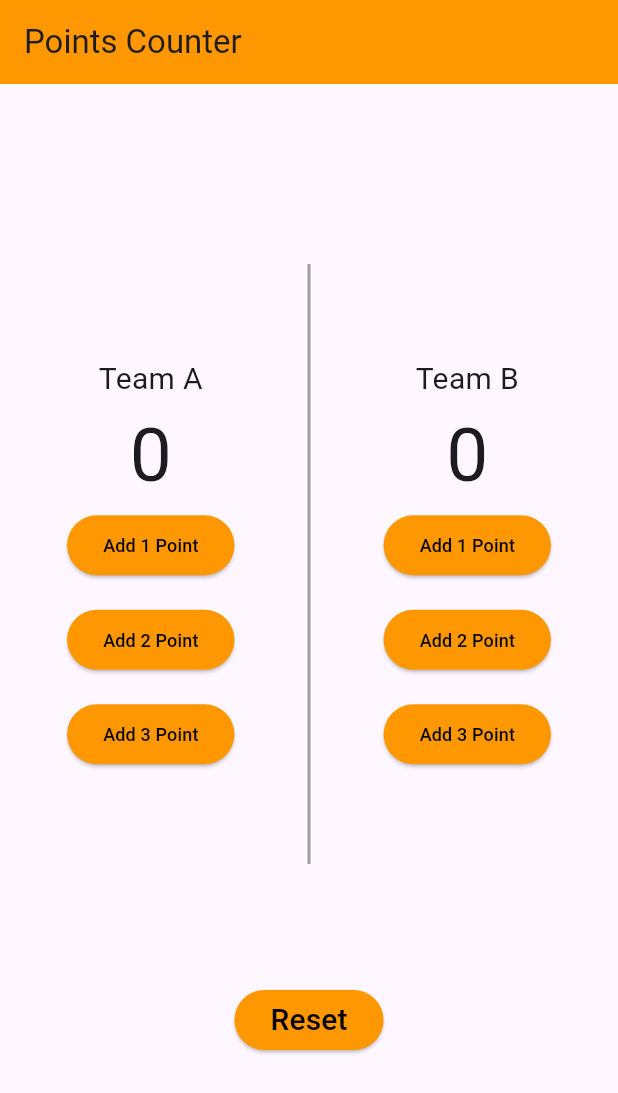
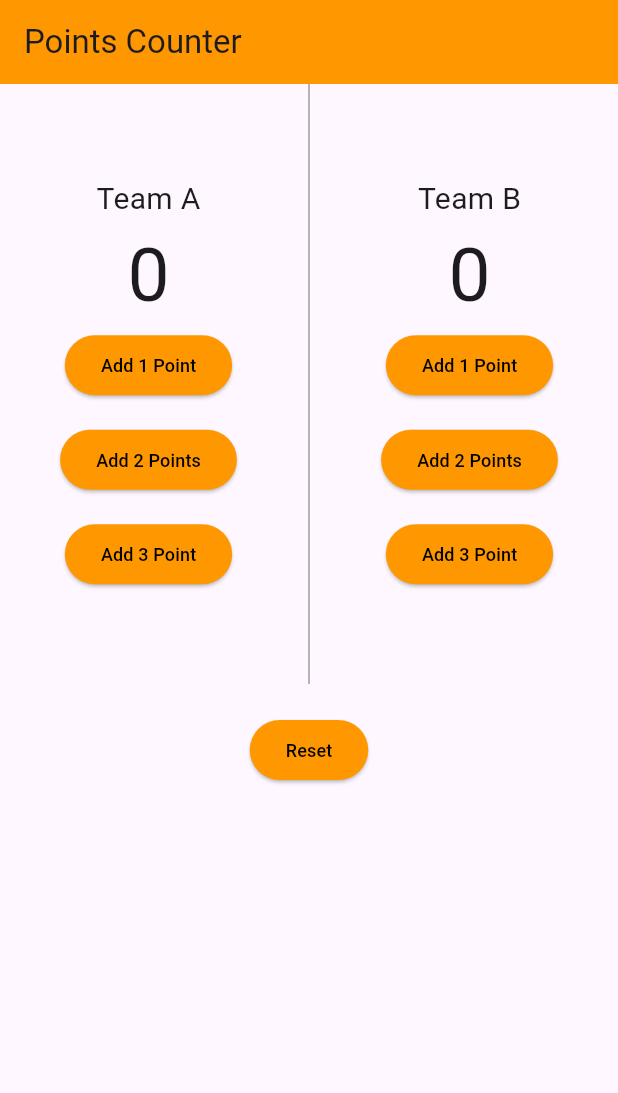
Before and after one commit to alimo005/BascetBall-Points-Counter, a Flutter app: the screen it shows after launch, on a phone screen of 412 x 824 dp. Shown: the top 1093 px of the screen. Run offline on Flutter 3.47's test engine with Material 3 defaults, Android fonts, the phone set to English and light mode, and no system bars.

Commit message:
Rename basketball counter to SimplePointsCounter
Refactored the UI to remove duplicated code by creating a reusable method (buildUI) for both teams.
Improved code readability and structure by passing team name, points, and update function as parameters.
Renamed the main widget to Simple Points Counter for better naming clarity.

```diff
--- a/lib/main.dart
+++ b/lib/main.dart
@@ -1,24 +1,65 @@
 import 'package:flutter/material.dart';
 
 void main() {
-  runApp(basketBallCounter());
+  runApp(SimplePointsCounter());
 }
 
-class basketBallCounter extends StatefulWidget {
+class SimplePointsCounter extends StatefulWidget {
   @override
-  State<basketBallCounter> createState() => _basketBallCounterState();
+  State<SimplePointsCounter> createState() => _SimplePointsCounterState();
 }
 
-class _basketBallCounterState extends State<basketBallCounter> {
+class _SimplePointsCounterState extends State<SimplePointsCounter> {
   int teamAPoints = 0;
-  // عدد نقاط الفريق الاول
   int teamBPoints = 0;
-  // عدد نقاط الفريق الثاني
-  @override
+
+  Widget buildUI(String teamName, int points, Function(int) onAdd) {
+    return Expanded(
+      child: Column(
+        mainAxisAlignment: MainAxisAlignment.center,
+
+        children: [
+          Text(teamName, style: TextStyle(fontSize: 20)),
+          Text('$points', style: TextStyle(fontSize: 50)),
+
+          ElevatedButton(
+            style: ElevatedButton.styleFrom(backgroundColor: Colors.orange),
+            onPressed: () => onAdd(1),
+            child: Text(
+              'Add 1 Point',
+              style: TextStyle(fontSize: 12, color: Colors.black),
+            ),
+          ),
+
+          SizedBox(height: 15),
+
+          ElevatedButton(
+            style: ElevatedButton.styleFrom(backgroundColor: Colors.orange),
+            onPressed: () => onAdd(2),
+            child: Text(
+              'Add 2 Points',
+              style: TextStyle(fontSize: 12, color: Colors.black),
+            ),
+          ),
+
+          SizedBox(height: 15),
+
+          ElevatedButton(
+            style: ElevatedButton.styleFrom(backgroundColor: Colors.orange),
+            onPressed: () => onAdd(3),
+            child: Text(
+              'Add 3 Point',
+              style: TextStyle(fontSize: 12, color: Colors.black),
+            ),
+          ),
+        ],
+      ),
+    );
+  }
+
   Widget build(BuildContext context) {
     return MaterialApp(
       debugShowCheckedModeBanner: false,
-
       home: SafeArea(
         child: Scaffold(
           appBar: AppBar(
@@ -26,175 +67,32 @@ class _basketBallCounterState extends State<basketBallCounter> {
             title: Text('Points Counter'),
           ),
 
-          body: Padding(
-            padding: const EdgeInsets.symmetric(horizontal: 20.0),
-            child: Column(
-              mainAxisAlignment: MainAxisAlignment.center,
+          body: Column(
             children: [
               Row(
-                  mainAxisAlignment: MainAxisAlignment.center,
                 children: [
-                    Expanded(
-                      child: Column(
-                        mainAxisAlignment: MainAxisAlignment.center,
-                        mainAxisSize: MainAxisSize.min,
-                        children: [
-                          Text('Team A', style: TextStyle(fontSize: 20)),
-                          Text('$teamAPoints', style: TextStyle(fontSize: 50)),
-
-
-                          ElevatedButton(
-                            style: ElevatedButton.styleFrom(
-                              backgroundColor: Colors.orange,
-                            ),
-                            onPressed: () {
-                              setState(() {
-                                teamAPoints++;
-                              });
-                            },
-                            child: Text(
-                              'Add 1 Point',
-                              style: TextStyle(
-                                fontSize: 12,
-                                color: Colors.black,
-                              ),
-                            ),
+                  buildUI(
+                    'Team A',
+                    teamAPoints,
+                    (value) => setState(() => teamAPoints += value),
                   ),
 
-                          SizedBox(height: 15),
-
-                          ElevatedButton(
-                            style: ElevatedButton.styleFrom(
-                              backgroundColor: Colors.orange,
-                            ),
-                            onPressed: () {
-                              setState(() {
-                                teamAPoints += 2;
-                              });
-                            },
-                            child: Text(
-                              'Add 2 Point',
-                              style: TextStyle(
-                                fontSize: 12,
-                                color: Colors.black,
-                              ),
-                            ),
+                  SizedBox(
+                    height: 400,
+                    child: VerticalDivider(thickness: 1, color: Colors.grey),
                   ),
 
-                          SizedBox(height: 15),
-
-                          ElevatedButton(
-                            style: ElevatedButton.styleFrom(
-                              backgroundColor: Colors.orange,
-                            ),
-                            onPressed: () {
-                              setState(() {
-                                teamAPoints += 3;
-                              });
-                            },
-                            child: Text(
-                              'Add 3 Point',
-                              style: TextStyle(
-                                fontSize: 12,
-                                color: Colors.black,
-                              ),
-                            ),
+                  buildUI(
+                    'Team B',
+                    teamBPoints,
+                    (value) => setState(() => teamBPoints += value),
                   ),
                 ],
               ),
-                    ),
-
-                    //SizedBox(width: 30),
-                    SizedBox(
-                      height: 400,
-                      child: VerticalDivider(
-                        thickness: 2,
-                        color: Colors.grey,
-                        width: 50,
-                      ),
-                    ),
-
-                    //SizedBox(width: 30),
-                    Expanded(
-                      child: Column(
-                        mainAxisAlignment: MainAxisAlignment.center,
-                        mainAxisSize: MainAxisSize.min,
-
-                        children: [
-                          Text('Team B', style: TextStyle(fontSize: 20)),
-
-                          Text('$teamBPoints', style: TextStyle(fontSize: 50)),
-
+              SizedBox(height: 20),
               ElevatedButton(
-                            style: ElevatedButton.styleFrom(
-                              backgroundColor: Colors.orange,
-                            ),
-                            onPressed: () {
-                              setState(() {
-                                teamBPoints++;
-                              });
-                            },
-                            child: Text(
-                              'Add 1 Point',
-                              style: TextStyle(
-                                color: Colors.black,
-                                fontSize: 12,
-                              ),
-                            ),
-                          ),
-
-                          SizedBox(height: 15),
-
-                          ElevatedButton(
-                            style: ElevatedButton.styleFrom(
-                              backgroundColor: Colors.orange,
-                            ),
-                            onPressed: () {
-                              setState(() {
-                                teamBPoints += 2;
-                              });
-                            },
-                            child: Text(
-                              'Add 2 Point',
-                              style: TextStyle(
-                                color: Colors.black,
-                                fontSize: 12,
-                              ),
-                            ),
-                          ),
-                          SizedBox(height: 15),
-
-                          ElevatedButton(
-                            style: ElevatedButton.styleFrom(
-                              backgroundColor: Colors.orange,
-                            ),
-                            onPressed: () {
-                              setState(() {
-                                teamBPoints += 3;
-                              });
-                            },
-                            child: Text(
-                              'Add 3 Point',
-                              style: TextStyle(
-                                fontSize: 12,
-                                color: Colors.black,
-                              ),
-                            ),
-                          ),
-                        ],
-                      ),
-                    ),
-                  ],
-                ),
-
-                SizedBox(height: 80),
-                ElevatedButton(
-                  style: ElevatedButton.styleFrom(
-                    backgroundColor: Colors.orange,
-                    iconSize: 10,
-                  ),
-
-                  onPressed: () {
+                style: ElevatedButton.styleFrom(backgroundColor: Colors.orange),
+                onPressed: (){
                   setState(() {
                     teamAPoints = 0;
                     teamBPoints = 0;
@@ -202,11 +100,11 @@ class _basketBallCounterState extends State<basketBallCounter> {
                 },
                 child: Text(
                   'Reset',
-                    style: TextStyle(fontSize: 20, color: Colors.black),
+                  style: TextStyle(fontSize: 12, color: Colors.black),
                 ),
               ),
+
             ],
-            ),
           ),
         ),
       ),
```
Lines whose indentation alone changed are shown as unchanged.
